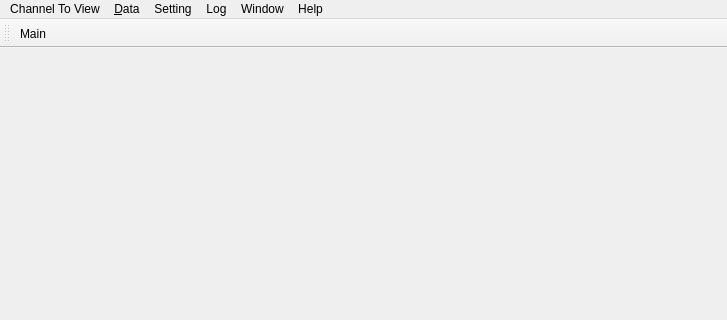
This is Main/MainWindow/mainwindow.ui in 519984307/Container_Multiple_Channels_20200522 as Qt 5 draws it before an edit; both pictures show x 0 to 727 and y 0 to 320 of the 727 by 459 pixel window. The edited form follows.
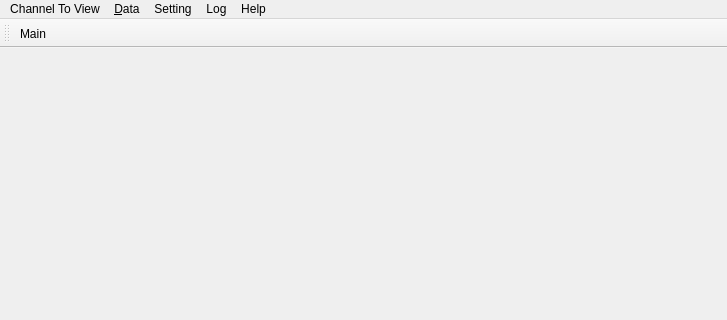
This is the edited form. Icons and pictures are not drawn.

```diff
--- a/Main/MainWindow/mainwindow.ui
+++ b/Main/MainWindow/mainwindow.ui
@@ -79,16 +79,10 @@
      <string>Help</string>
     </property>
    </widget>
-   <widget class="QMenu" name="menuWindow">
-    <property name="title">
-     <string>Window</string>
-    </property>
-   </widget>
    <addaction name="menuChannel_To_View"/>
    <addaction name="menuDatabase"/>
    <addaction name="menuParameter_Setting"/>
    <addaction name="menuLog"/>
-   <addaction name="menuWindow"/>
    <addaction name="menuHelp"/>
   </widget>
   <widget class="QToolBar" name="mainToolBar">
```
